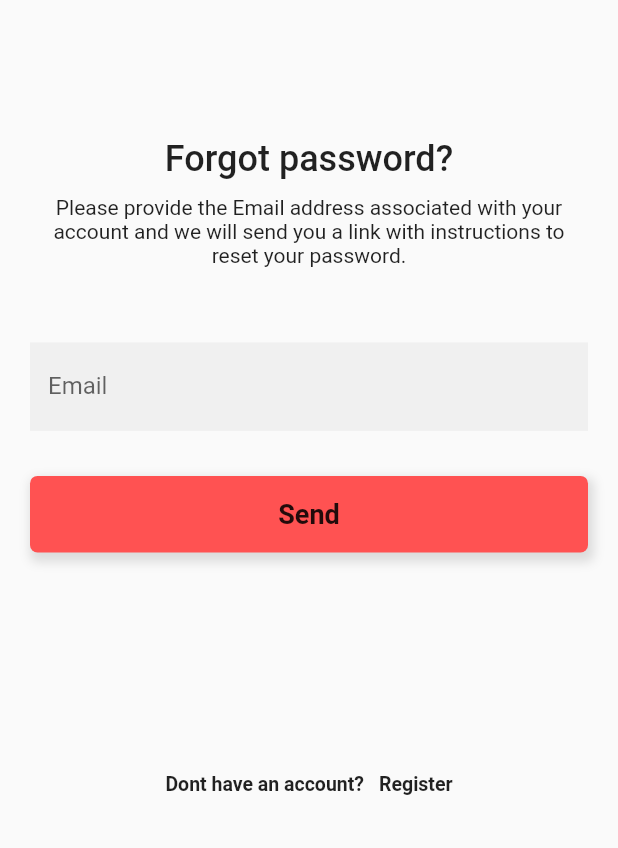
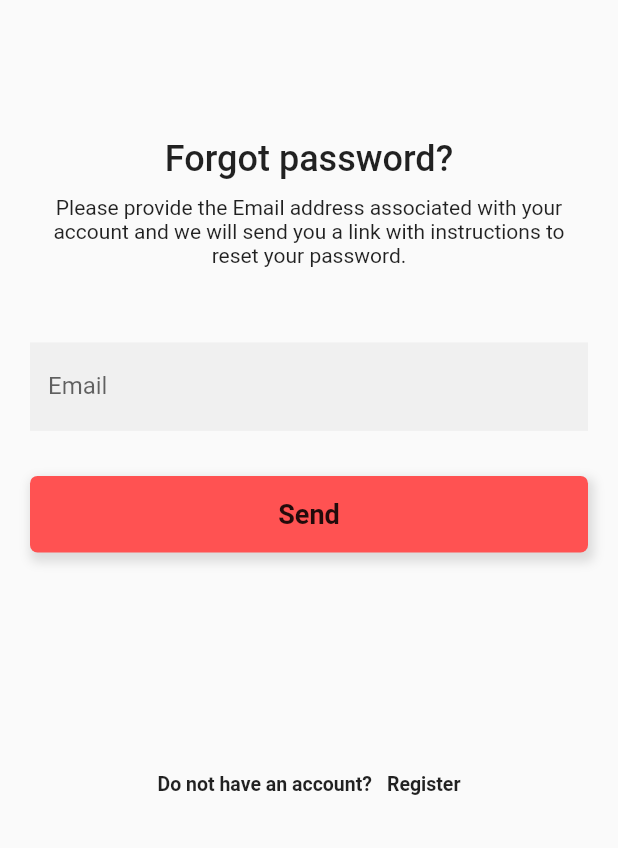
Before and after one commit to FiratAlabuga/KanDostumV2, a Flutter app: the ForgetPage screen opened directly, on a phone screen of 412 x 824 dp, the part 388-1236 px from its top. Run offline on Flutter 3.47's test engine with Material 2 defaults, Android fonts, the light colour scheme and no system bars; our stand-ins replace bottom_navy_bar, cloud_firestore, dynamic_theme, expansion_tile_card, extended_image, firebase_auth and 10 more; missing offline and left inert: maps_launcher, search_cep, simple_speed_dial, social_share; accounts and stored records are empty; generated files the repository leaves out were written again.

Commit message:
Update_foget.dart
Şilan

```diff
--- a/Mobil_App/lib/app/modules/login/pages/forget_page.dart
+++ b/Mobil_App/lib/app/modules/login/pages/forget_page.dart
@@ -121,7 +121,7 @@ class _ForgetPageState extends State<ForgetPage> {
                 SizedBox(height: 20),
                 Expanded(child: SizedBox()),
                 MetinButton(
-                  question: 'Dont have an account?',
+                  question: 'Do not have an account?',
                   label: 'Register',
                   onTap: navigatorToRegisterPage,
                 ),
```
